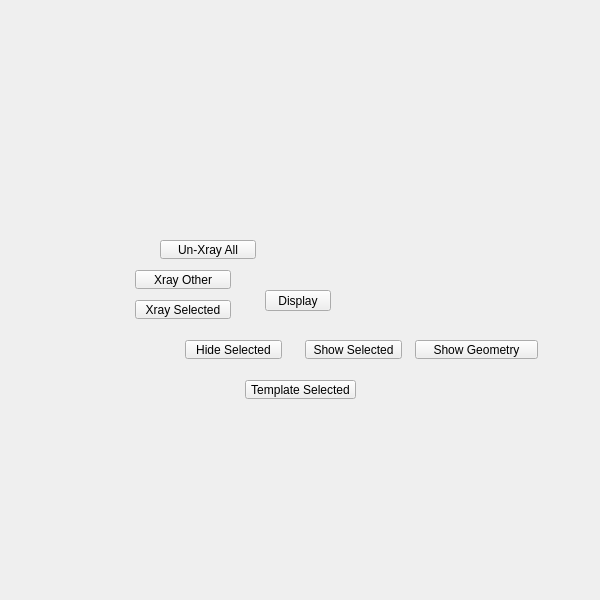
Qt form tentacle/ui/display#submenu.ui (m3trik/tentacle) before a commit.
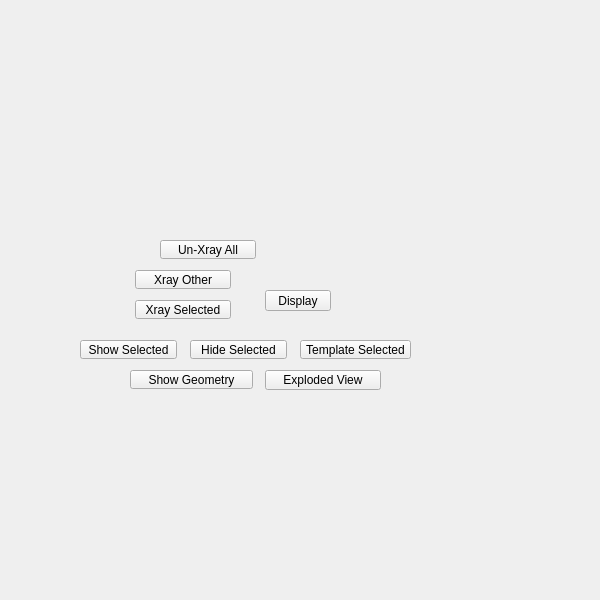
The same form after that commit.

```diff
--- a/tentacle/ui/display#submenu.ui
+++ b/tentacle/ui/display#submenu.ui
@@ -87,7 +87,7 @@
    <widget class="QPushButton" name="b002">
     <property name="geometry">
      <rect>
-      <x>185</x>
+      <x>190</x>
       <y>340</y>
       <width>97</width>
       <height>19</height>
@@ -106,7 +106,7 @@
    <widget class="QPushButton" name="b003">
     <property name="geometry">
      <rect>
-      <x>305</x>
+      <x>80</x>
       <y>340</y>
       <width>97</width>
       <height>19</height>
@@ -144,8 +144,8 @@
    <widget class="QPushButton" name="b021">
     <property name="geometry">
      <rect>
-      <x>245</x>
-      <y>380</y>
+      <x>300</x>
+      <y>340</y>
       <width>111</width>
       <height>19</height>
      </rect>
@@ -201,8 +201,8 @@
    <widget class="QPushButton" name="b004">
     <property name="geometry">
      <rect>
-      <x>415</x>
-      <y>340</y>
+      <x>130</x>
+      <y>370</y>
       <width>123</width>
       <height>19</height>
      </rect>
@@ -223,6 +223,37 @@
      <string>Show Geometry</string>
     </property>
    </widget>
+   <widget class="QPushButton" name="b013">
+    <property name="geometry">
+     <rect>
+      <x>265</x>
+      <y>370</y>
+      <width>116</width>
+      <height>20</height>
+     </rect>
+    </property>
+    <property name="minimumSize">
+     <size>
+      <width>0</width>
+      <height>20</height>
+     </size>
+    </property>
+    <property name="maximumSize">
+     <size>
+      <width>16777215</width>
+      <height>20</height>
+     </size>
+    </property>
+    <property name="toolTip">
+     <string>Launch the exploded view tool GUI.</string>
+    </property>
+    <property name="text">
+     <string>Exploded View</string>
+    </property>
+    <property name="checkable">
+     <bool>false</bool>
+    </property>
+   </widget>
   </widget>
  </widget>
  <resources/>
```
